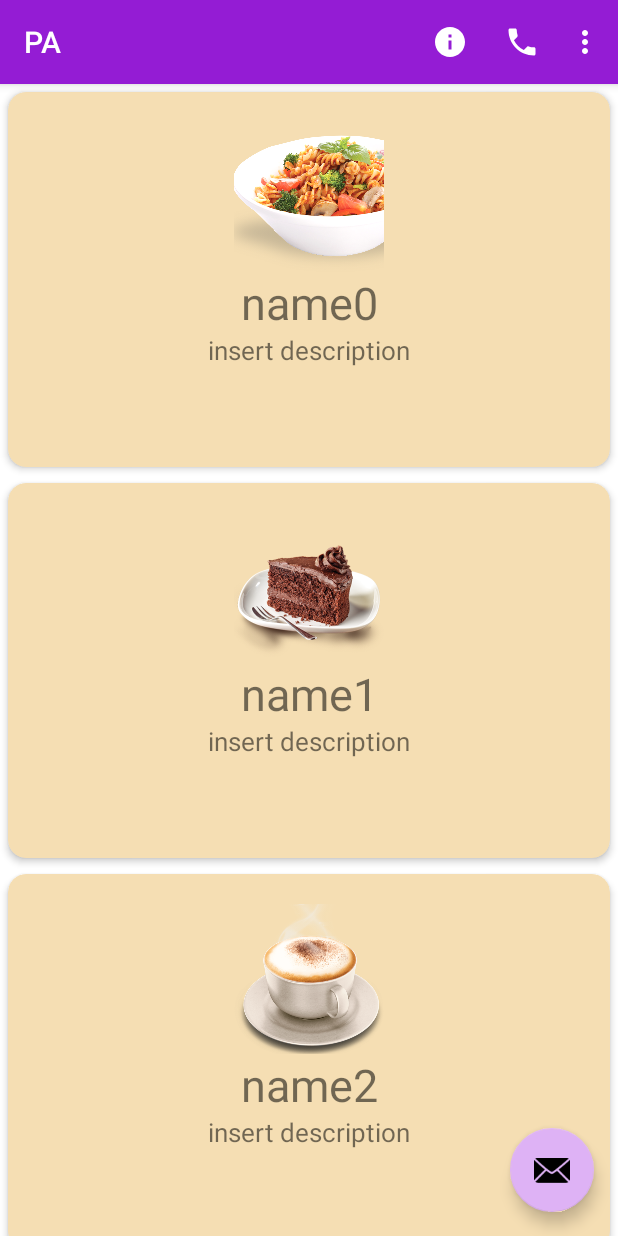
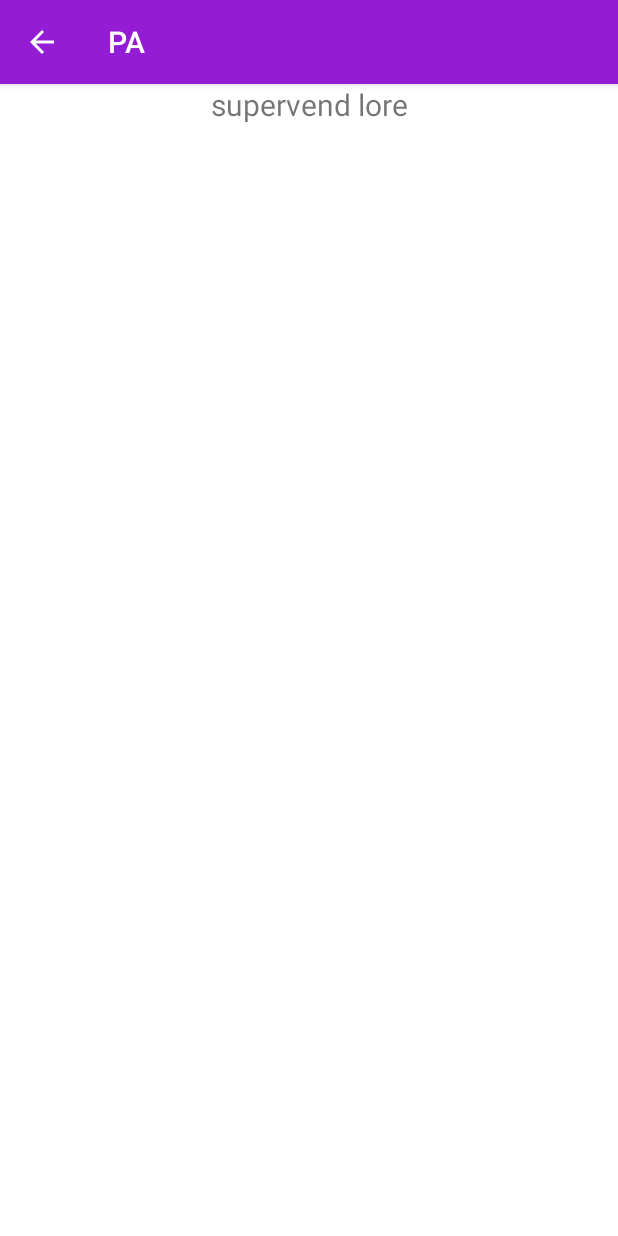
Before and after one commit to hemisemidemipresent/Pairwork-PA, an Android app: the screen it shows after launch (MainActivity before the commit, AboutActivity after it), after a tap on "PA", on a phone screen of 412 x 824 dp. Run offline under Robolectric (Android 15) with nearby library versions, the phone set to English and light mode, and no system bars.

Commit message:
supervend lore

```diff
--- a/app/src/main/AndroidManifest.xml
+++ b/app/src/main/AndroidManifest.xml
@@ -22,6 +22,8 @@
             android:parentActivityName=".MainActivity"/>
         <activity android:name=".SignUpActivity"
             android:parentActivityName=".MainActivity"/>
+        <activity android:name=".AboutActivity"
+            android:parentActivityName=".MainActivity"/>
     </application>
 
 </manifest>
--- /dev/null
+++ b/app/src/main/java/com/example/myapplication/AboutActivity.kt
@@ -0,0 +1,13 @@
+package com.example.myapplication
+
+import android.annotation.SuppressLint
+import android.os.Bundle
+import androidx.appcompat.app.AppCompatActivity
+
+class AboutActivity : AppCompatActivity() {
+    @SuppressLint("SetTextI18n")
+    override fun onCreate(savedInstanceState: Bundle?) {
+        super.onCreate(savedInstanceState)
+        setContentView(R.layout.activity_about)
+    }
+}
--- a/app/src/main/java/com/example/myapplication/MainActivity.kt
+++ b/app/src/main/java/com/example/myapplication/MainActivity.kt
@@ -74,7 +74,8 @@ class MainActivity : AppCompatActivity() {
         // the Home/Up button, so long as you specify a parent activity in AndroidManifest.xml.
         return when (item.itemId) {
             R.id.action_info -> {
-                Toast.makeText(this, "info", Toast.LENGTH_LONG).show()
+                val intent = Intent(this, AboutActivity::class.java)
+                this.startActivity(intent)
                 true
             }
             R.id.action_contact -> {
--- a/app/src/main/java/com/example/myapplication/SignUpActivity.kt
+++ b/app/src/main/java/com/example/myapplication/SignUpActivity.kt
@@ -36,5 +36,4 @@ class SignUpActivity : AppCompatActivity() {
             }
         }
     }
-
 }
--- /dev/null
+++ b/app/src/main/res/layout/activity_about.xml
@@ -0,0 +1,15 @@
+<?xml version="1.0" encoding="utf-8"?>
+<androidx.constraintlayout.widget.ConstraintLayout xmlns:android="http://schemas.android.com/apk/res/android"
+    xmlns:app="http://schemas.android.com/apk/res-auto"
+    android:layout_width="match_parent"
+    android:layout_height="match_parent">
+    <TextView
+        android:id="@+id/about"
+        android:layout_width="match_parent"
+        android:layout_height="match_parent"
+        android:text="@string/supervend_lore"
+        android:textAlignment="center"
+        android:textSize="20sp"
+        app:layout_constraintEnd_toEndOf="parent"
+        app:layout_constraintStart_toStartOf="parent" />
+</androidx.constraintlayout.widget.ConstraintLayout>
--- a/app/src/main/res/values/strings.xml
+++ b/app/src/main/res/values/strings.xml
@@ -6,4 +6,5 @@
     <string name="enter_signup_details">Enter Signup Details:</string>
     <string name="enter_username">Enter Username</string>
     <string name="enter_password">Enter Password</string>
+    <string name="supervend_lore">supervend lore</string>
 </resources>
```
